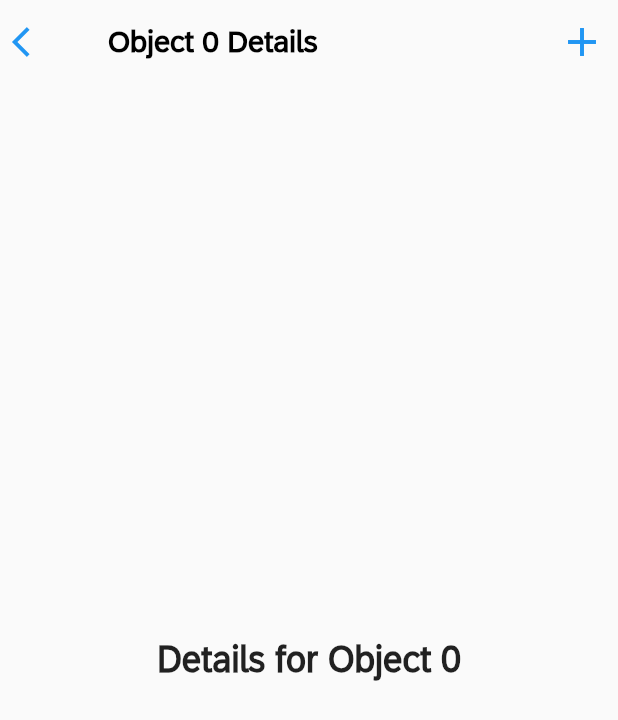
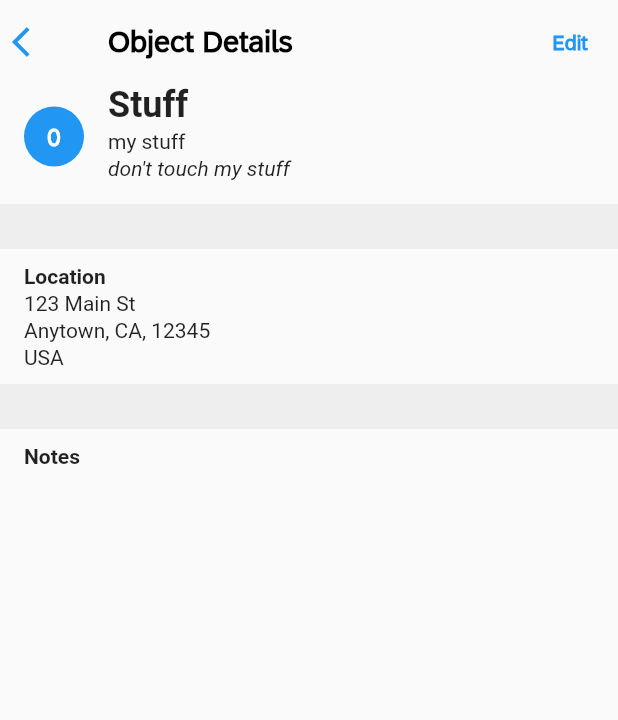
Before and after one commit to MindsetConsulting/com.mindset.ipv.fiori_flutter, a Flutter app: the screen it shows after launch, after a tap on the "arrow forward ios" icon, on a phone screen of 412 x 824 dp. Shown: the top 720 px of the screen. Run offline on Flutter 3.47's test engine with Material 2 defaults, Android fonts, the phone set to English and light mode, and no system bars.

Commit message:
Object Detail page development

```diff
--- a/lib/main.dart
+++ b/lib/main.dart
@@ -27,25 +27,29 @@ class _ListReportPageState extends State<ListReportPage> {
   String _searchText = '';
   List<Map<String, String>> _items = [
     {
+      'id': '0',
       'item': 'Stuff',
       'description': 'my stuff',
       'additionalInfo': 'don\'t touch my stuff',
       'status': 'Approved',
-      'address': '123 Main St',
+      'street': '123 Main St',
       'city': 'Anytown',
       'state': 'CA',
-      'zip': '12345',
+      'zipCode': '12345',
+      'country': 'USA',
       'notes': 'This is a note',
     },
     {
+      'id': '1',
       'item': 'Things',
       'description': 'your things',
       'additionalInfo': 'all your things are belong to us',
       'status': 'Rejected',
-      'address': '456 Main St',
+      'street': '456 Main St',
       'city': 'Anytown',
       'state': 'CA',
-      'zip': '12345',
+      'zipCode': '12345',
+      'country': 'USA',
       'notes': 'This is a note',
     },
   ];
@@ -77,7 +81,7 @@ class _ListReportPageState extends State<ListReportPage> {
       context: context,
       builder: (BuildContext context) {
         return AlertDialog(
-          title: Text(
+          title: const Text(
             'Add Item',
             style: TextStyle(
               fontFamily: 'SAP72',
@@ -88,7 +92,7 @@ class _ListReportPageState extends State<ListReportPage> {
             mainAxisSize: MainAxisSize.min,
             children: [
               TextField(
-                decoration: InputDecoration(
+                decoration: const InputDecoration(
                   labelText: 'Item',
                 ),
                 onChanged: (value) {
@@ -96,7 +100,7 @@ class _ListReportPageState extends State<ListReportPage> {
                 },
               ),
               TextField(
-                decoration: InputDecoration(
+                decoration: const InputDecoration(
                   labelText: 'Description',
                 ),
                 onChanged: (value) {
@@ -104,7 +108,7 @@ class _ListReportPageState extends State<ListReportPage> {
                 },
               ),
               TextField(
-                decoration: InputDecoration(
+                decoration: const InputDecoration(
                   labelText: 'Additional Information',
                 ),
                 onChanged: (value) {
@@ -118,7 +122,7 @@ class _ListReportPageState extends State<ListReportPage> {
               onPressed: () {
                 Navigator.pop(context);
               },
-              child: Text(
+              child: const Text(
                 'Cancel',
                 style: TextStyle(
                   color: Colors.blue,
@@ -138,7 +142,7 @@ class _ListReportPageState extends State<ListReportPage> {
                 });
                 Navigator.pop(context);
               },
-              child: Text(
+              child: const Text(
                 'Add Item',
                 style: TextStyle(
                   color: Colors.white,
@@ -159,7 +163,7 @@ class _ListReportPageState extends State<ListReportPage> {
       appBar: AppBar(
         backgroundColor: Colors.transparent,
         elevation: 0,
-        title: Text(
+        title: const Text(
           'List Report',
           style: TextStyle(
             fontFamily: 'SAP72',
@@ -169,7 +173,7 @@ class _ListReportPageState extends State<ListReportPage> {
         ),
         actions: [
           IconButton(
-            icon: Icon(
+            icon: const Icon(
               Icons.add,
               size: 32,
               color: Colors.blue,
@@ -182,12 +186,12 @@ class _ListReportPageState extends State<ListReportPage> {
       ),
       body: Column(
         children: [
-          SizedBox(height: 8),
+          const SizedBox(height: 8),
           Padding(
             padding: const EdgeInsets.symmetric(horizontal: 16),
             child: TextField(
               controller: _searchController,
-              style: TextStyle(
+              style: const TextStyle(
                 fontFamily: 'SAP72',
                 fontStyle: FontStyle.italic,
               ),
@@ -203,7 +207,7 @@ class _ListReportPageState extends State<ListReportPage> {
               ),
             ),
           ),
-          SizedBox(height: 8),
+          const SizedBox(height: 8),
           Expanded(
             child: ListView.separated(
               itemCount: _items.length,
@@ -244,8 +248,8 @@ class _ListReportPageState extends State<ListReportPage> {
                       : CircleAvatar(
                           backgroundColor: Colors.blue,
                           child: Text(
-                            '$index',
-                            style: TextStyle(
+                            '${_items[index]['id']}',
+                            style: const TextStyle(
                               fontFamily: 'SAP72',
                               fontWeight: FontWeight.bold,
                               color: Colors.white,
@@ -257,20 +261,20 @@ class _ListReportPageState extends State<ListReportPage> {
                     children: [
                       Text(
                         _items[index]['item']!,
-                        style: TextStyle(
+                        style: const TextStyle(
                           fontFamily: 'SAP72',
                           fontWeight: FontWeight.bold,
                         ),
                       ),
                       Text(
                         _items[index]['description']!,
-                        style: TextStyle(
+                        style: const TextStyle(
                           fontFamily: 'SAP72',
                         ),
                       ),
                       Text(
-                        _items[index]['additionalInfo']!, // Modified line
-                        style: TextStyle(
+                        _items[index]['additionalInfo']!,
+                        style: const TextStyle(
                             fontFamily: 'SAP72',
                             fontSize: 12,
                             color: Colors.grey,
@@ -288,7 +292,8 @@ class _ListReportPageState extends State<ListReportPage> {
                       Navigator.push(
                         context,
                         MaterialPageRoute(
-                          builder: (context) => ObjectDetailPage(index: index),
+                          builder: (context) =>
+                              ObjectDetailPage(item: _items[index]),
                         ),
                       );
                     },
@@ -303,10 +308,10 @@ class _ListReportPageState extends State<ListReportPage> {
         color: Colors.white,
         shape: const CircularNotchedRectangle(),
         child: Container(
-          decoration: BoxDecoration(
+          decoration: const BoxDecoration(
             border: Border(
               top: BorderSide(
-                color: const Color.fromARGB(161, 224, 224, 224),
+                color: Color.fromARGB(161, 224, 224, 224),
                 width: 1.0,
               ),
             ),
@@ -326,21 +331,21 @@ class _ListReportPageState extends State<ListReportPage> {
                 },
                 child: Text(
                   isEditing ? 'Cancel' : 'Filter',
-                  style: TextStyle(
+                  style: const TextStyle(
                     color: Colors.blue,
                     fontFamily: 'SAP72',
                     fontSize: 16,
                   ),
                 ),
               ),
-              !isEditing ?
-              TextButton(
+              !isEditing
+                  ? TextButton(
                       onPressed: () {
                         setState(() {
                           isEditing = !isEditing;
                         });
                       },
-                child: Text(
+                      child: const Text(
                         'Edit',
                         style: TextStyle(
                           color: Colors.blue,
@@ -349,38 +354,39 @@ class _ListReportPageState extends State<ListReportPage> {
                         ),
                       ),
                     )
-              :
-              TextButton(
+                  : TextButton(
                       onPressed: () {
                         showDialog(
                           context: context,
                           builder: (BuildContext context) {
                             return AlertDialog(
-                    title: Text('Confirm Deletion'),
-                    content: Text('Are you sure you want to delete the item?'),
+                              title: const Text('Confirm Deletion'),
+                              content: const Text(
+                                  'Are you sure you want to delete the item?'),
                               actions: <Widget>[
                                 TextButton(
                                   onPressed: () {
                                     Navigator.of(context).pop();
                                   },
-                        child: Text('Cancel'),
+                                  child: const Text('Cancel'),
                                 ),
                                 ElevatedButton(
                                   onPressed: () {
                                     setState(() {
-                            _items.removeWhere((item) => item['isChecked'] == 'true');
+                                      _items.removeWhere((item) =>
+                                          item['isChecked'] == 'true');
                                       isEditing = false;
                                     });
                                     Navigator.of(context).pop();
                                   },
-                        child: Text('Delete'),
+                                  child: const Text('Delete'),
                                 ),
                               ],
                             );
                           },
                         );
                       },
-            child: Text(
+                      child: const Text(
                         'Delete',
                         style: TextStyle(
                           color: Colors.blue,
@@ -398,9 +404,9 @@ class _ListReportPageState extends State<ListReportPage> {
 }
 
 class ObjectDetailPage extends StatelessWidget {
-  final int index;
+  final Map<String, String> item;
 
-  const ObjectDetailPage({Key? key, required this.index}) : super(key: key);
+  const ObjectDetailPage({Key? key, required this.item}) : super(key: key);
 
   @override
   Widget build(BuildContext context) {
@@ -409,28 +415,20 @@ class ObjectDetailPage extends StatelessWidget {
         backgroundColor: Colors.transparent,
         elevation: 0,
         leading: IconButton(
-          icon: Row(
+          icon: const Row(
             children: [
               Icon(
                 Icons.arrow_back_ios,
                 color: Colors.blue,
               ),
-              // Text(
-              //   'Back',
-              //   style: TextStyle(
-              //     fontFamily: 'SAP72',
-              //     fontWeight: FontWeight.bold,
-              //     color: Colors.blue,
-              //   ),
-              // ),
             ],
           ),
           onPressed: () {
             Navigator.pop(context);
           },
         ),
-        title: Text(
-          'Object $index Details',
+        title: const Text(
+          'Object Details',
           style: TextStyle(
             fontFamily: 'SAP72',
             fontWeight: FontWeight.bold,
@@ -438,26 +436,150 @@ class ObjectDetailPage extends StatelessWidget {
           ),
         ),
         actions: [
-          IconButton(
-            icon: Icon(
-              Icons.add,
-              size: 32,
+          TextButton(
+            onPressed: () {},
+            child: Text(
+              'Edit',
+              style: TextStyle(
+                fontFamily: 'SAP72',
+                fontWeight: FontWeight.bold,
                 color: Colors.blue,
               ),
-            onPressed: () {
-              // Add button functionality here
-            },
+            ),
           ),
         ],
       ),
-      body: Center(
+      body: Container(
+        child: Column(
+          crossAxisAlignment: CrossAxisAlignment.start,
+          children: [
+            SizedBox(
+              height: 70,
+              child: Center(
+                child: Padding(
+                  padding:
+                      const EdgeInsets.symmetric(vertical: 0, horizontal: 16.0),
+                  child: Row(
+                    crossAxisAlignment: CrossAxisAlignment.center,
+                    children: [
+                      CircleAvatar(
+                        backgroundColor: Colors.blue,
                         child: Text(
-          'Details for Object $index',
+                          '${item['id']}',
                           style: TextStyle(
                             fontFamily: 'SAP72',
                             fontWeight: FontWeight.bold,
+                            color: Colors.white,
+                          ),
+                        ),
+                      ),
+                      SizedBox(width: 16),
+                      Expanded(
+                        child: Column(
+                          crossAxisAlignment: CrossAxisAlignment.start,
+                          children: [
+                            Text(
+                              '${item['item']}',
+                              style: TextStyle(
                                 fontSize: 24,
+                                fontWeight: FontWeight.bold,
                               ),
+                            ),
+                            SizedBox(height: 2),
+                            Text(
+                              '${item['description']}',
+                              style: TextStyle(
+                                fontSize: 14,
+                              ),
+                            ),
+                            SizedBox(height: 2),
+                            Text(
+                              '${item['additionalInfo']}',
+                              style: TextStyle(
+                                fontSize: 14,
+                                fontStyle: FontStyle.italic,
+                              ),
+                            ),
+                          ],
+                        ),
+                      ),
+                    ],
+                  ),
+                ),
+              ),
+            ),
+            SizedBox(height: 10),
+            Container(
+              width: double.infinity,
+              color: Colors.grey[200],
+              height: 30,
+            ),
+            SizedBox(height: 10),
+            Padding(
+              padding:
+                  const EdgeInsets.symmetric(vertical: 0, horizontal: 16.0),
+              child: Container(
+                child: Column(
+                  crossAxisAlignment: CrossAxisAlignment.start,
+                  children: [
+                    Text(
+                      'Location',
+                      style: TextStyle(
+                        fontSize: 14,
+                        fontWeight: FontWeight.bold,
+                      ),
+                    ),
+                    SizedBox(height: 2),
+                    Text(
+                      '${item['street']}',
+                      style: TextStyle(
+                        fontSize: 14,
+                      ),
+                    ),
+                    SizedBox(height: 2),
+                    Text(
+                      '${item['city']}, ${item['state']}, ${item['zipCode']}',
+                      style: TextStyle(
+                        fontSize: 14,
+                      ),
+                    ),
+                    SizedBox(height: 2),
+                    Text(
+                      '${item['country']}',
+                      style: TextStyle(
+                        fontSize: 14,
+                      ),
+                    ),
+                  ],
+                ),
+              ),
+            ),
+            SizedBox(height: 10),
+            Container(
+              width: double.infinity,
+              color: Colors.grey[200],
+              height: 30,
+            ),
+            SizedBox(height: 10),
+            Padding(
+              padding:
+                  const EdgeInsets.symmetric(vertical: 0, horizontal: 16.0),
+              child: Container(
+                child: Column(
+                  crossAxisAlignment: CrossAxisAlignment.start,
+                  children: [
+                    Text(
+                      'Notes',
+                      style: TextStyle(
+                        fontSize: 14,
+                        fontWeight: FontWeight.bold,
+                      ),
+                    ),
+                  ],
+                ),
+              ),
+            ),
+          ],
         ),
       ),
     );
```
Lines whose indentation alone changed are shown as unchanged.
